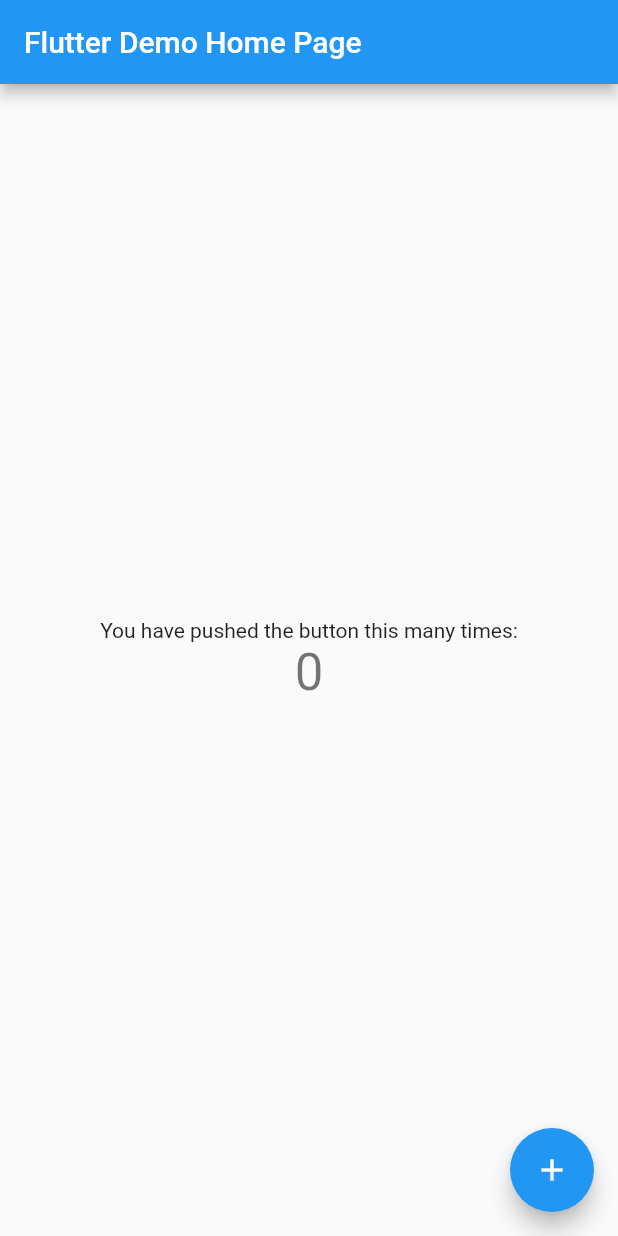
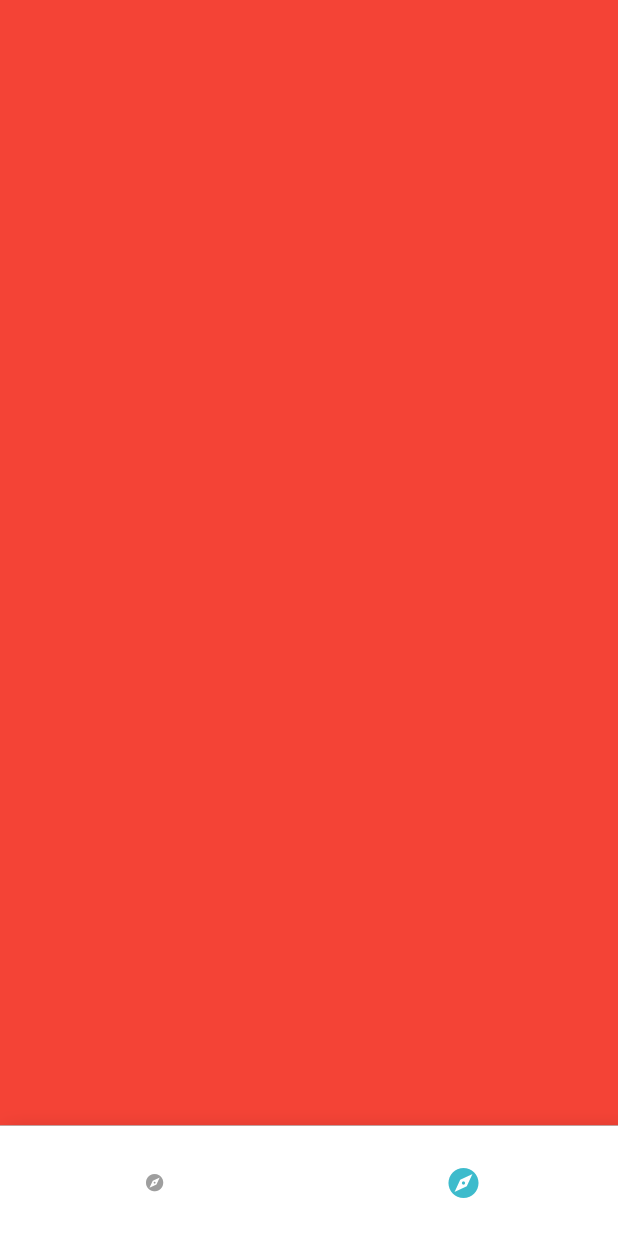
Before and after one commit to nagash93/covid19, a Flutter app: the screen it shows after launch, on a phone screen of 412 x 824 dp. Run offline on Flutter 3.47's test engine with Material 2 defaults, Android fonts, the phone set to English and light mode, and no system bars.

```diff
--- a/lib/main.dart
+++ b/lib/main.dart
@@ -1,111 +1,20 @@
+import 'package:covid19_app/pages/home_page.dart';
 import 'package:flutter/material.dart';
 
 void main() => runApp(MyApp());
 
 class MyApp extends StatelessWidget {
-  // This widget is the root of your application.
+
   @override
   Widget build(BuildContext context) {
     return MaterialApp(
-      title: 'Flutter Demo',
-      theme: ThemeData(
-        // This is the theme of your application.
-        //
-        // Try running your application with "flutter run". You'll see the
-        // application has a blue toolbar. Then, without quitting the app, try
-        // changing the primarySwatch below to Colors.green and then invoke
-        // "hot reload" (press "r" in the console where you ran "flutter run",
-        // or simply save your changes to "hot reload" in a Flutter IDE).
-        // Notice that the counter didn't reset back to zero; the application
-        // is not restarted.
-        primarySwatch: Colors.blue,
-      ),
-      home: MyHomePage(title: 'Flutter Demo Home Page'),
+      title: 'Covid-19',
+        theme: ThemeData(
+            primaryColor: Color(0xFF3dbbcc),
+            primaryColorLight: Color(0xFFD8ECF1),
+          //  textTheme: GoogleFonts.muliTextTheme()
+        ),
+      home: HomePage()
     );
   }
 }
-
-class MyHomePage extends StatefulWidget {
-  MyHomePage({Key key, this.title}) : super(key: key);
-
-  // This widget is the home page of your application. It is stateful, meaning
-  // that it has a State object (defined below) that contains fields that affect
-  // how it looks.
-
-  // This class is the configuration for the state. It holds the values (in this
-  // case the title) provided by the parent (in this case the App widget) and
-  // used by the build method of the State. Fields in a Widget subclass are
-  // always marked "final".
-
-  final String title;
-
-  @override
-  _MyHomePageState createState() => _MyHomePageState();
-}
-
-class _MyHomePageState extends State<MyHomePage> {
-  int _counter = 0;
-
-  void _incrementCounter() {
-    setState(() {
-      // This call to setState tells the Flutter framework that something has
-      // changed in this State, which causes it to rerun the build method below
-      // so that the display can reflect the updated values. If we changed
-      // _counter without calling setState(), then the build method would not be
-      // called again, and so nothing would appear to happen.
-      _counter++;
-    });
-  }
-
-  @override
-  Widget build(BuildContext context) {
-    // This method is rerun every time setState is called, for instance as done
-    // by the _incrementCounter method above.
-    //
-    // The Flutter framework has been optimized to make rerunning build methods
-    // fast, so that you can just rebuild anything that needs updating rather
-    // than having to individually change instances of widgets.
-    return Scaffold(
-      appBar: AppBar(
-        // Here we take the value from the MyHomePage object that was created by
-        // the App.build method, and use it to set our appbar title.
-        title: Text(widget.title),
-      ),
-      body: Center(
-        // Center is a layout widget. It takes a single child and positions it
-        // in the middle of the parent.
-        child: Column(
-          // Column is also a layout widget. It takes a list of children and
-          // arranges them vertically. By default, it sizes itself to fit its
-          // children horizontally, and tries to be as tall as its parent.
-          //
-          // Invoke "debug painting" (press "p" in the console, choose the
-          // "Toggle Debug Paint" action from the Flutter Inspector in Android
-          // Studio, or the "Toggle Debug Paint" command in Visual Studio Code)
-          // to see the wireframe for each widget.
-          //
-          // Column has various properties to control how it sizes itself and
-          // how it positions its children. Here we use mainAxisAlignment to
-          // center the children vertically; the main axis here is the vertical
-          // axis because Columns are vertical (the cross axis would be
-          // horizontal).
-          mainAxisAlignment: MainAxisAlignment.center,
-          children: <Widget>[
-            Text(
-              'You have pushed the button this many times:',
-            ),
-            Text(
-              '$_counter',
-              style: Theme.of(context).textTheme.display1,
-            ),
-          ],
-        ),
-      ),
-      floatingActionButton: FloatingActionButton(
-        onPressed: _incrementCounter,
-        tooltip: 'Increment',
-        child: Icon(Icons.add),
-      ), // This trailing comma makes auto-formatting nicer for build methods.
-    );
-  }
-}
--- /dev/null
+++ b/lib/pages/home_page.dart
@@ -0,0 +1,129 @@
+import 'package:covid19_app/util/responsive.dart';
+import 'package:flutter/material.dart';
+
+class HomePage extends StatefulWidget {
+  @override
+  _HomePageState createState() => _HomePageState();
+}
+
+class _HomePageState extends State<HomePage> with SingleTickerProviderStateMixin {
+  TabController _tabController;
+  int tabIndex=1;
+  Responsive responsive;
+  ThemeData theme;
+
+  @override
+  Widget build(BuildContext context) {
+    responsive = Responsive(context);
+    theme = Theme.of(context);
+    return Scaffold(
+      body: tabView() ,
+    );
+  }
+
+  @override
+  void initState() {
+    super.initState();
+    _tabController = TabController(vsync: this, length: 2, initialIndex: 0);
+    _tabController.addListener(() {
+      setState(() {
+        tabIndex = _tabController.index;
+      });
+    });
+  }
+
+
+  Widget tabView() {
+    return Scaffold(
+      backgroundColor: Color(0xff1b191a),
+      body: Stack(
+        alignment: Alignment(0, 1),
+        children: <Widget>[
+          TabBarView(
+            controller: _tabController,
+            physics: NeverScrollableScrollPhysics(),
+            children: [
+              Padding(
+                  padding: EdgeInsets.only(bottom: responsive.ip(8)),
+                  child: Container(
+
+                    width: 400,
+                    height: 400,
+                    color: Colors.red,
+
+                  )),
+              Padding(
+                  padding: EdgeInsets.only(bottom: responsive.ip(8)),
+                  child:Container(
+
+                    width: 400,
+                    height: 400,
+                    color: Colors.green,
+
+                  )),
+            ],
+          ),
+          Container(
+              height: responsive.ip(8),
+              decoration: BoxDecoration(
+                color: Colors.white,
+                boxShadow: [
+                  BoxShadow(
+                    color: Colors.black.withOpacity(0.2),
+                    blurRadius: 10.0,
+                    spreadRadius: 1.0,
+                    offset: Offset(
+                      5.0,
+                      5.0,
+                    ),
+                  )
+                ],
+
+              ),
+              child: Column(
+                mainAxisAlignment: MainAxisAlignment.end,
+                mainAxisSize: MainAxisSize.min,
+                children: <Widget>[
+
+                  TabBar(
+                    controller: _tabController,
+                    onTap: (value) {
+                      setState(() {
+                        tabIndex = value;
+                      });
+                    },
+                    tabs: <Widget>[
+
+                      Container(
+                          width: responsive.ip(6),
+                          height: responsive.ip(6),
+                          child: Tab(
+                              icon: Icon(
+                                Icons.explore,
+                                size: responsive.ip(1.5),
+                                color: tabIndex==0?theme.primaryColor:Colors.grey,
+                              ))),
+                      Container(
+                          width: responsive.ip(6),
+                          height: responsive.ip(6),
+                          child: Tab(
+                              icon: Icon(
+                                Icons.explore,
+                                color: tabIndex==1?theme.primaryColor:Colors.grey,
+                              ))),
+
+                    ],
+                    indicatorColor: Colors.transparent,
+                    indicatorWeight: 4.0,
+                    labelPadding: EdgeInsets.only(
+                      top: 4,
+                      bottom: 4,
+                    ),
+                  ),
+                ],
+              )),
+        ],
+      ),
+    );
+  }
+}
--- /dev/null
+++ b/lib/util/responsive.dart
@@ -0,0 +1,26 @@
+import 'package:flutter/cupertino.dart';
+import 'dart:math' as math;
+
+class Responsive {
+  double _width, _height, _inch;
+
+  Responsive(BuildContext context) {
+    final size = MediaQuery.of(context).size;
+
+    _width = size.width;
+    _height = size.height;
+    _inch = math.sqrt(math.pow(_width, 2) + math.pow(_height, 2));
+  }
+
+  double wp(double percent) {
+    return _width * percent / 100;
+  }
+
+  double hp(double percent) {
+    return _height * percent / 100;
+  }
+
+  double ip(double percent) {
+    return _inch * percent / 100;
+  }
+}
```
Also changed, not shown: lib/model/country.dart (added, +52 -0 lines), lib/model/global.dart (added, +35 -0 lines), lib/model/summary.dart (added, +32 -0 lines), lib/services/covid_provider.dart (added), lib/services/service.dart (added).
